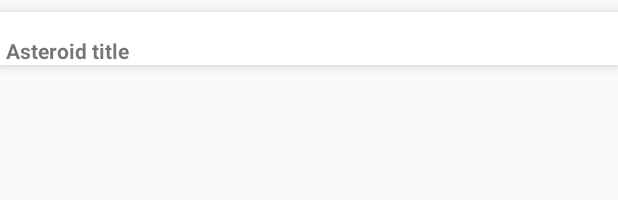
After one commit to botradingblog1/android-kotlin-asteroid-radar, an Android app: the layout asteroid_item.xml on its own in the app's theme, with its tools: preview values and no code run, on a phone screen of 412 x 824 dp. The commit adds this screen. Shown: the top 200 px of the screen. Run offline under Robolectric (Android 15) with nearby library versions, the phone set to English and light mode, and no system bars.

Commit message:
Populate asteroid list adapter

```diff
--- a/app/src/main/java/com/udacity/asteroidradar/main/MainViewModel.kt
+++ b/app/src/main/java/com/udacity/asteroidradar/main/MainViewModel.kt
@@ -30,7 +30,7 @@ class MainViewModel(application: Application) : AndroidViewModel(application) {
     }
 
     // Get info from repository
-    //val asteroidList = asteroidRepository.asteroidList
+    val asteroidList = asteroidRepository.asteroidList
     val pictureOfDay = asteroidRepository.pictureOfTheDay
     //val pictureOfDayUrl = MutableLiveData<String>(pictureOfDay?.value?.url)
 
--- /dev/null
+++ b/app/src/main/res/layout/asteroid_item.xml
@@ -0,0 +1,69 @@
+<?xml version="1.0" encoding="utf-8"?>
+<layout xmlns:android="http://schemas.android.com/apk/res/android"
+    xmlns:app="http://schemas.android.com/apk/res-auto"
+    xmlns:tools="http://schemas.android.com/tools">
+
+    <data>
+        <variable
+            name="asteroid"
+            type="com.udacity.asteroidradar.domain.Asteroid" />
+
+        <variable
+            name="asteroidClickCallback"
+            type="com.udacity.asteroidradar.ui.AsteroidClickListener" />
+    </data>
+
+    <com.google.android.material.card.MaterialCardView
+        android:layout_width="match_parent"
+        android:layout_height="wrap_content"
+        app:cardCornerRadius="0dp"
+        app:cardElevation="5dp"
+        android:layout_marginTop="8dp"
+        android:layout_marginBottom="16dp">
+
+        <androidx.constraintlayout.widget.ConstraintLayout
+            android:layout_width="match_parent"
+            android:layout_height="wrap_content">
+
+            <androidx.constraintlayout.widget.Guideline
+                android:id="@+id/left_well"
+                android:layout_width="wrap_content"
+                android:layout_height="wrap_content"
+                android:orientation="vertical"
+                app:layout_constraintGuide_begin="8dp" />
+
+            <androidx.constraintlayout.widget.Guideline
+                android:id="@+id/right_well"
+                android:layout_width="wrap_content"
+                android:layout_height="wrap_content"
+                android:layout_marginEnd="8dp"
+                android:orientation="vertical"
+                app:layout_constraintGuide_end="8dp" />
+
+            <TextView
+                android:id="@+id/title"
+                android:layout_width="0dp"
+                android:layout_height="wrap_content"
+                android:layout_marginStart="4dp"
+                android:layout_marginTop="16dp"
+                android:text="@{asteroid.codename}"
+                android:textAlignment="viewStart"
+                android:textAllCaps="false"
+                android:textStyle="bold"
+                app:layout_constraintTop_toTopOf="parent"
+                app:layout_constraintLeft_toLeftOf="parent"
+                tools:text="Asteroid title" />
+
+            <View
+                android:id="@+id/clickableOverlay"
+                android:layout_width="0dp"
+                android:layout_height="0dp"
+                android:background="?attr/selectableItemBackground"
+                android:onClick="@{() -> asteroidClickCallback.onClick(asteroid)}"
+                app:layout_constraintBottom_toBottomOf="parent"
+                app:layout_constraintEnd_toEndOf="parent"
+                app:layout_constraintStart_toStartOf="parent"
+                app:layout_constraintTop_toTopOf="parent" />
+        </androidx.constraintlayout.widget.ConstraintLayout>
+    </com.google.android.material.card.MaterialCardView>
+</layout>
--- a/app/src/main/res/layout/fragment_main.xml
+++ b/app/src/main/res/layout/fragment_main.xml
@@ -46,7 +46,7 @@
         </FrameLayout>
 
         <androidx.recyclerview.widget.RecyclerView
-            android:id="@+id/asteroid_recycler"
+            android:id="@+id/recyclerview_asteroid_list"
             android:layout_width="0dp"
             android:layout_height="0dp"
             app:layoutManager="androidx.recyclerview.widget.LinearLayoutManager"
```
Also changed, not shown: app/src/main/java/com/udacity/asteroidradar/main/AsteroidListAdapter.kt (added, +69 -0 lines), app/src/main/java/com/udacity/asteroidradar/main/MainFragment.kt (+34 -0 lines), app/src/main/java/com/udacity/asteroidradar/ui/AsteroidClickListener.kt (added, +16 -0 lines).
